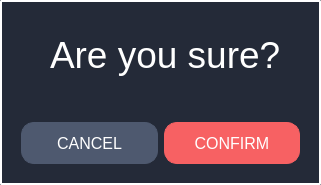
First picture: the form in src/client/gui/ui/dialog_confirm.ui, repository aleoli/Shared-Editor, before the edit.
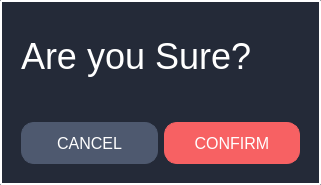
Second picture: the form after the edit.

Commit message: messo valori font nello stylesheet e corretto in parte fontComboBox

Diff of the .ui file:
```diff
--- a/src/client/gui/ui/dialog_confirm.ui
+++ b/src/client/gui/ui/dialog_confirm.ui
@@ -114,18 +114,21 @@
      </item>
     </layout>
    </item>
-   <item row="1" column="0" colspan="3" alignment="Qt::AlignHCenter">
+   <item row="1" column="0" colspan="3">
     <widget class="QLabel" name="label_condition">
      <property name="font">
       <font>
-       <pointsize>12</pointsize>
+       <pointsize>-1</pointsize>
       </font>
      </property>
      <property name="styleSheet">
-      <string notr="true">border: 0px solid none;</string>
+      <string notr="true">border: 0px solid none;
+color: white;
+font-size: 36px;
+qproperty-alignment: 'AlignHCenter|AlignVCenter';</string>
      </property>
      <property name="text">
-      <string>&lt;html&gt;&lt;head/&gt;&lt;body&gt;&lt;p&gt;&lt;span style=&quot; font-size:28pt; color:#ffffff;&quot;&gt;Are you sure?&lt;/span&gt;&lt;/p&gt;&lt;/body&gt;&lt;/html&gt;</string>
+      <string>Are you Sure?</string>
      </property>
      <property name="margin">
       <number>0</number>
```
The commit also changes 3 other files.
